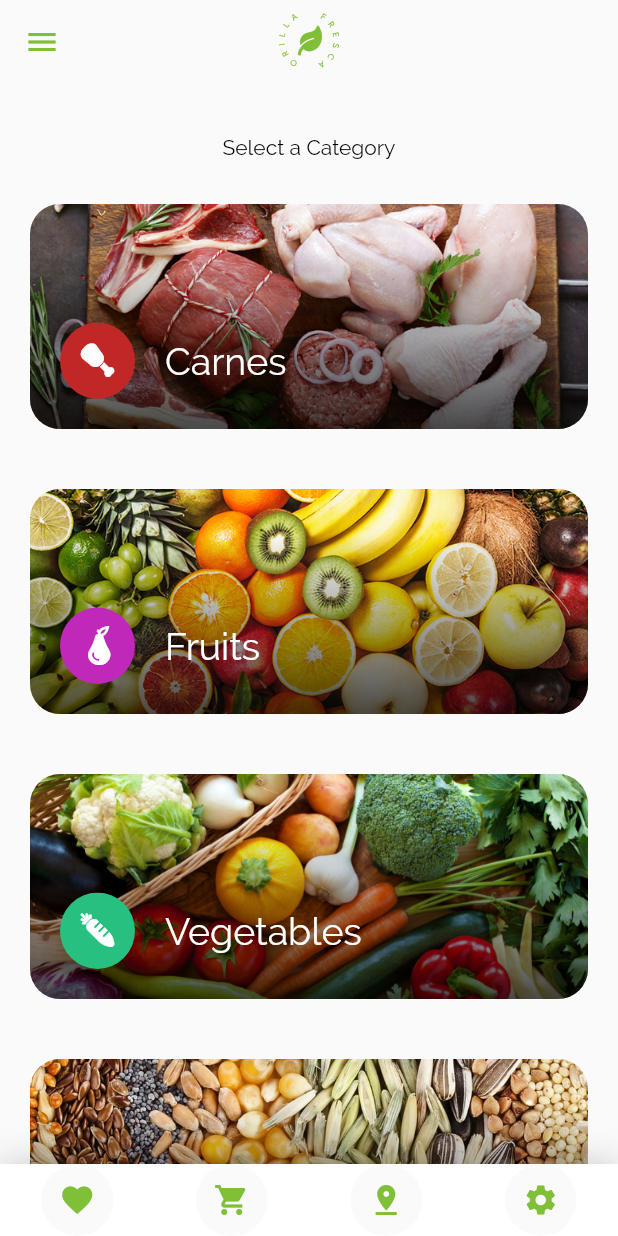
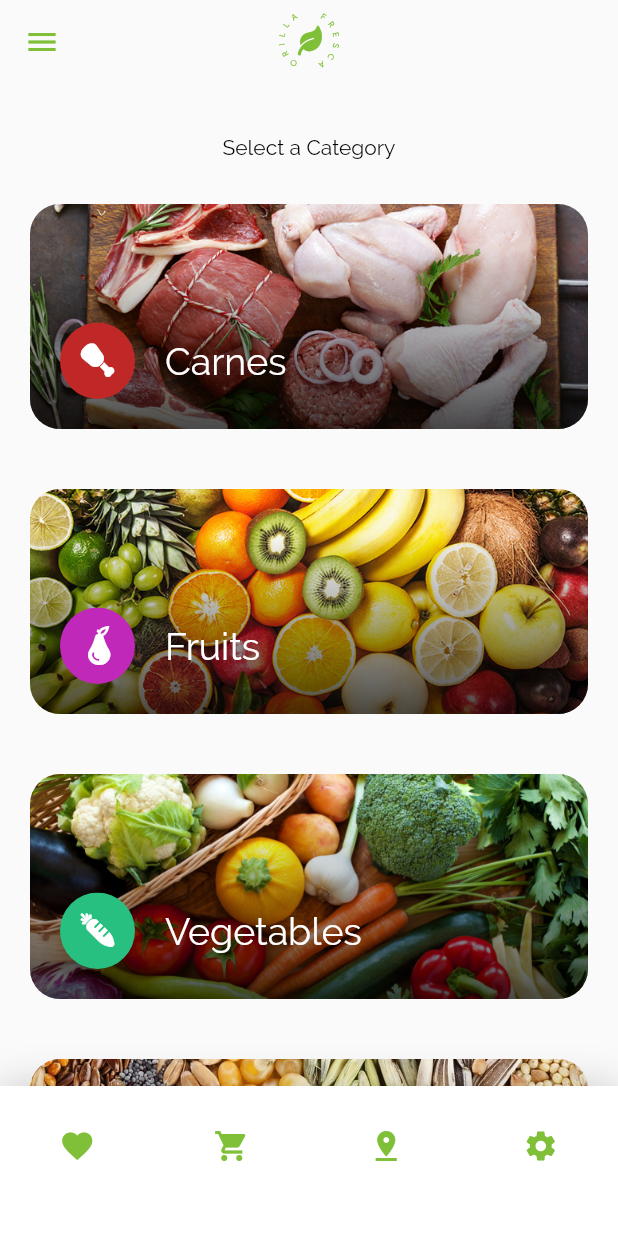
Before and after one commit to BeckiA/Grocery-App-UI, a Flutter app: the CategoryListScreen screen opened by its route, on a phone screen of 412 x 824 dp. Run offline on Flutter 3.47's test engine with Material 2 defaults, Android fonts, the phone set to English and light mode, and no system bars; our stand-ins replace firebase_auth, firebase_core, google_sign_in; accounts and stored records are empty.

Commit message:
Implmented the cart counter and optimised the add item button property

```diff
--- a/lib/screens/category_list_screen.dart
+++ b/lib/screens/category_list_screen.dart
@@ -17,7 +17,7 @@ class CategoryListScreen extends StatelessWidget {
         Provider.of(context, listen: false);
 
     return Scaffold(
-        drawer:  Drawer(
+        drawer: Drawer(
           child: SideMenuBar(),
         ),
         appBar: MainAppBar(),
@@ -47,7 +47,7 @@ class CategoryListScreen extends StatelessWidget {
                             });
                       }))
             ]),
-            const Positioned(
+            Positioned(
                 bottom: 0, left: 0, right: 0, child: CategoryBottomBar()),
           ]),
         ));
--- a/lib/widgets/Category_bottom_bar.dart
+++ b/lib/widgets/Category_bottom_bar.dart
@@ -1,12 +1,9 @@
 import 'package:flutter/material.dart';
-
+import 'package:provider/provider.dart';
 import '../helpers/appcolors.dart';
+import '../services/cart_service.dart';
 
 class CategoryBottomBar extends StatelessWidget {
-  const CategoryBottomBar({
-    super.key,
-  });
-
   @override
   Widget build(BuildContext context) {
     return Container(
@@ -16,47 +13,78 @@ class CategoryBottomBar extends StatelessWidget {
               color: Colors.black.withOpacity(0.2),
               offset: Offset.zero)
         ]),
+        height: 100,
+        padding: const EdgeInsets.only(bottom: 20),
         child: Row(
           mainAxisAlignment: MainAxisAlignment.spaceAround,
           children: [
             ClipOval(
               child: Material(
+                color: Colors.white,
                 child: IconButton(
-                icon: const Icon(Icons.favorite),
-                color: AppColors.MAIN_COLOR,
+                  splashColor: Colors.grey[100],
+                  highlightColor: Colors.grey[100],
+                  icon: const Icon(Icons.favorite, color: AppColors.MAIN_COLOR),
+                  onPressed: () {},
+                ),
+              ),
+            ),
+            ClipRRect(
+                borderRadius: BorderRadius.circular(50),
+                child: Material(
+                    color: Colors.white,
+                    child: InkWell(
+                        splashColor: Colors.grey[100],
+                        highlightColor: Colors.grey[100],
+                        onTap: () {},
+                        child: Container(
+                            padding: const EdgeInsets.all(12),
+                            child: Consumer<CartService>(
+                              builder: (context, cart, child) {
+                                return Row(
+                                  crossAxisAlignment: CrossAxisAlignment.center,
+                                  mainAxisAlignment: MainAxisAlignment.center,
+                                  children: [
+                                    const Icon(Icons.shopping_cart,
+                                        color: AppColors.MAIN_COLOR),
+                                    Visibility(
+                                      visible: cart.items.isNotEmpty,
+                                      child: Container(
+                                        margin: const EdgeInsets.only(left: 5),
+                                        child: Text(
+                                            cart.items.length.toString(),
+                                            style: const TextStyle(
+                                                fontSize: 15,
+                                                color: AppColors.MAIN_COLOR)),
+                                      ),
+                                    )
+                                  ],
+                                );
+                              },
+                            ))))),
+            ClipOval(
+              child: Material(
+                color: Colors.white,
+                child: IconButton(
+                  splashColor: Colors.grey[100],
+                  highlightColor: Colors.grey[100],
+                  icon: const Icon(Icons.pin_drop, color: AppColors.MAIN_COLOR),
                   onPressed: () {},
                 ),
               ),
             ),
             ClipOval(
               child: Material(
+                color: Colors.white,
                 child: IconButton(
-                icon: const Icon(Icons.shopping_cart),
-                color: AppColors.MAIN_COLOR,
-                onPressed: () {},
-              ),
-            ),
-          ),
-          ClipOval(
-            child: Material(
-              child: IconButton(
-                icon: const Icon(Icons.pin_drop),
-                color: AppColors.MAIN_COLOR,
-                onPressed: () {},
-              ),
-            ),
-          ),
-          ClipOval(
-            child: Material(
-              child: IconButton(
-                icon: const Icon(Icons.settings),
-                color: AppColors.MAIN_COLOR,
+                  splashColor: Colors.grey[100],
+                  highlightColor: Colors.grey[100],
+                  icon: const Icon(Icons.settings, color: AppColors.MAIN_COLOR),
                   onPressed: () {},
                 ),
               ),
             ),
           ],
-      ),
-    );
+        ));
   }
 }
```
Also changed, not shown: lib/services/category_selection_services.dart (+22 -0 lines), lib/widgets/unit_price.dart (+26 -29 lines). Lines whose indentation alone changed are shown as unchanged.
